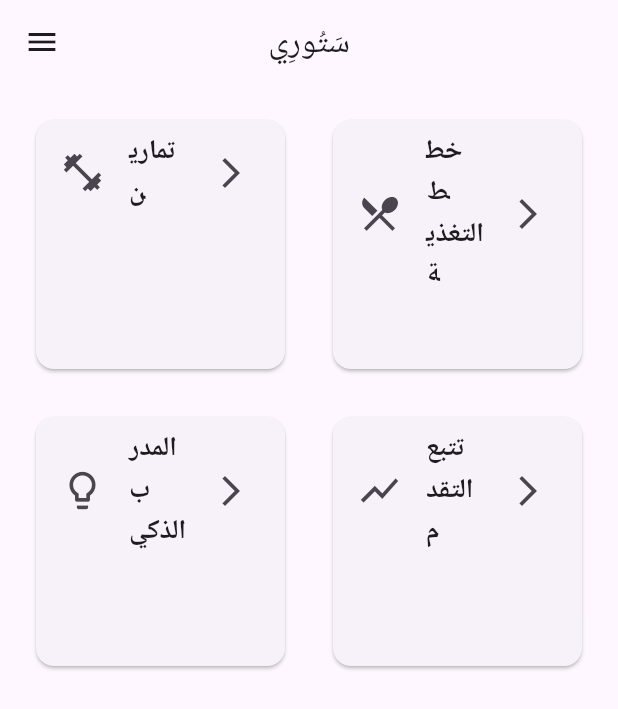
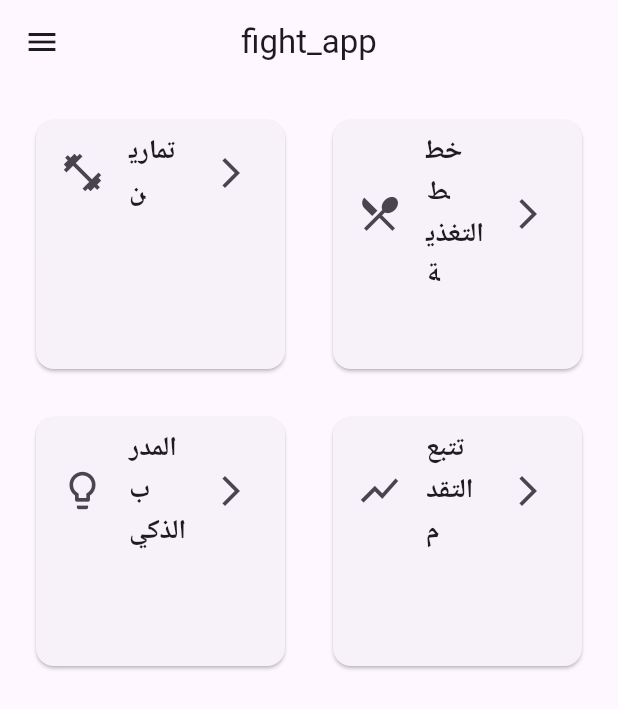
Before and after one commit to smsma2511995-a11y/Fight-app, a Flutter app: the screen it shows after launch, on a phone screen of 412 x 824 dp. Shown: the top 709 px of the screen. Run offline on Flutter 3.47's test engine with Material 3 defaults, Android fonts, the phone set to English and light mode, and no system bars; our stand-ins replace fl_chart; missing offline and left inert: integrated_martial_arts_trainer.

Commit message:
Update dashboard_screen.dart

```diff
--- a/lib/screens/dashboard_screen.dart
+++ b/lib/screens/dashboard_screen.dart
@@ -1,8 +1,10 @@
 import 'package:flutter/material.dart';
 
-// تم التأكد من أن هذه المسارات صحيحة بناءً على هيكل مشروعك الناجح
 import 'package:fight_app/widgets/app_drawer.dart';
 import 'package:fight_app/widgets/section_card.dart';
+
+import 'package:fight_app/screens/exercises_screen.dart';
+import 'package:fight_app/screens/progress_screen.dart'; // استيراد الشاشة الجديدة
 
 class DashboardScreen extends StatelessWidget {
   const DashboardScreen({super.key});
@@ -11,18 +13,14 @@ class DashboardScreen extends StatelessWidget {
   Widget build(BuildContext context) {
     return Scaffold(
       appBar: AppBar(
-        // تم تغيير العنوان ليعكس اسم التطبيق
-        title: const Text('سَتُورِي'),
-        centerTitle: true, // لوضع العنوان في المنتصف
+        title: const Text('fight_app'), // تم التعديل لاسم التطبيق الصحيح
+        centerTitle: true,
       ),
 
-      // القائمة الجانبية كما هي
       drawer: const AppDrawer(),
 
-      // --- هذا هو التعديل الرئيسي ---
-      // استخدمنا GridView لعرض 4 أقسام بشكل جميل
       body: GridView.count(
-        crossAxisCount: 2, // عمودان في الشبكة
+        crossAxisCount: 2,
         padding: const EdgeInsets.all(16.0),
         crossAxisSpacing: 16.0,
         mainAxisSpacing: 16.0,
@@ -31,14 +29,17 @@ class DashboardScreen extends StatelessWidget {
             title: 'تمارين',
             icon: Icons.fitness_center,
             onTap: () {
-              // هنا سنضيف لاحقًا الكود للانتقال إلى شاشة التمارين
-              print("Exercises card tapped");
+              Navigator.push(
+                context,
+                MaterialPageRoute(builder: (context) => const ExercisesScreen()),
+              );
             },
           ),
           SectionCard(
             title: 'خطط التغذية',
             icon: Icons.restaurant_menu,
             onTap: () {
+              // سنبني هذه الشاشة لاحقًا
               print("Diet card tapped");
             },
           ),
@@ -46,14 +47,21 @@ class DashboardScreen extends StatelessWidget {
             title: 'المدرب الذكي',
             icon: Icons.lightbulb_outline,
             onTap: () {
+              // سنبني هذه الشاشة لاحقًا
               print("Coach card tapped");
             },
           ),
           SectionCard(
             title: 'تتبع التقدم',
             icon: Icons.show_chart,
+
+            // --- هذا هو التعديل الوحيد ---
+            // الآن عند الضغط، سينتقل المستخدم إلى شاشة تتبع التقدم
             onTap: () {
-              print("Progress card tapped");
+              Navigator.push(
+                context,
+                MaterialPageRoute(builder: (context) => const ProgressScreen()),
+              );
             },
           ),
         ],
```
